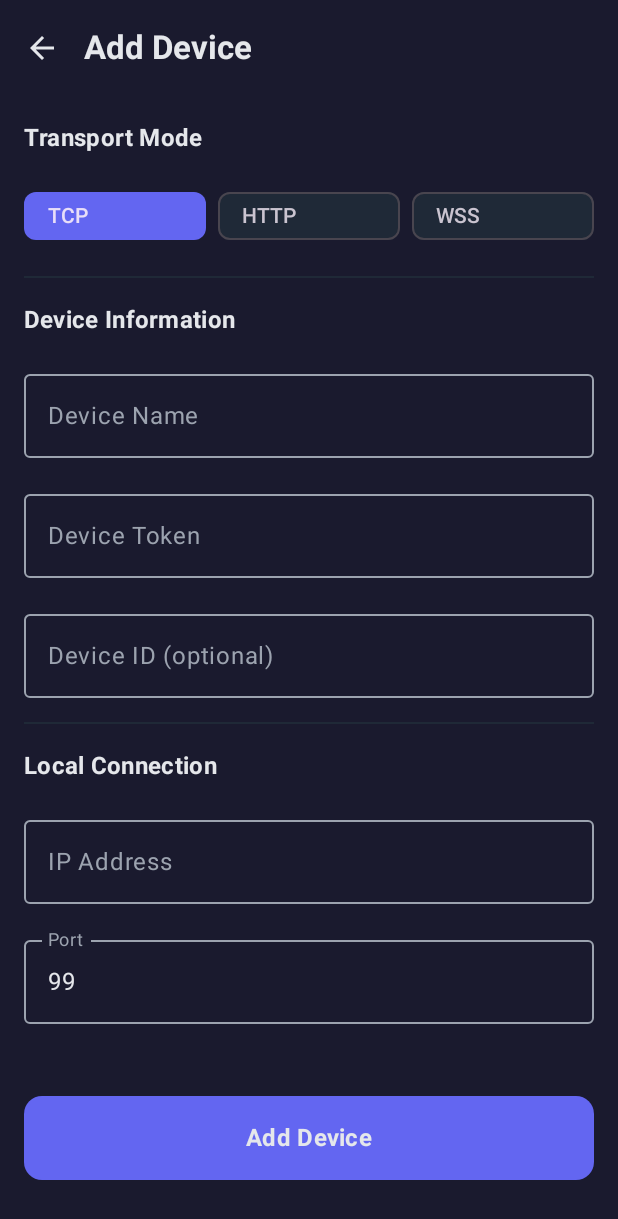
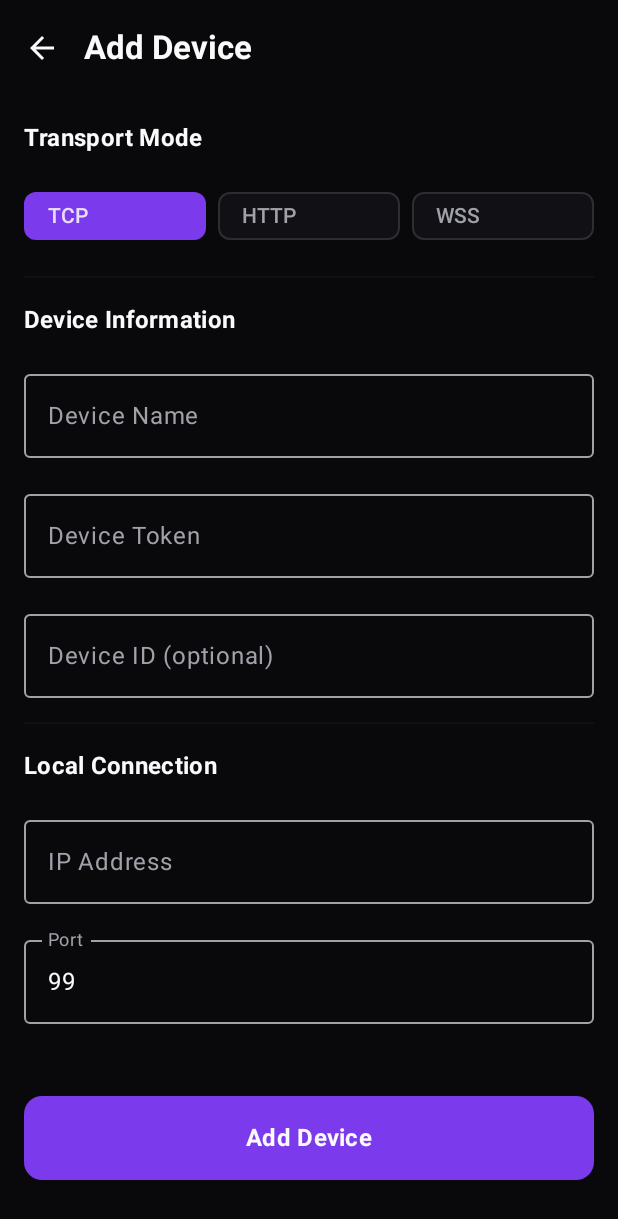
Before and after one commit to deadboizxc/wakelink, an Android app built with Jetpack Compose: the screen it shows after launch (MainActivity), after a tap on "Add Device", on a phone screen of 412 x 824 dp. Shown: the top 1219 px of the screen. Run offline under Robolectric (Android 15) with nearby library versions, the phone set to English and light mode, and no system bars.

Commit message:
feat(ui): unified dark theme across server, Android, and ESP
Server:
- fix(server): add action attributes to login/register forms

Android:
- feat(android): update color scheme to match server theme
- feat(android): add gradient accents, card borders, improved empty state

Firmware:
- feat(firmware): add web_assets.h with premium dark CSS
- refactor(firmware): rewrite web_server.cpp with modern responsive design

```diff
--- a/android/app/src/main/java/org/wakelink/android/ui/screens/HomeScreen.kt
+++ b/android/app/src/main/java/org/wakelink/android/ui/screens/HomeScreen.kt
@@ -1,6 +1,7 @@
 package org.wakelink.android.ui.screens
 
 import androidx.compose.foundation.background
+import androidx.compose.foundation.border
 import androidx.compose.foundation.clickable
 import androidx.compose.foundation.layout.*
 import androidx.compose.foundation.lazy.LazyColumn
@@ -15,6 +16,8 @@ import androidx.compose.runtime.*
 import androidx.compose.ui.Alignment
 import androidx.compose.ui.Modifier
 import androidx.compose.ui.draw.clip
+import androidx.compose.ui.graphics.Brush
+import androidx.compose.ui.graphics.Color
 import androidx.compose.ui.graphics.vector.ImageVector
 import androidx.compose.ui.text.font.FontWeight
 import androidx.compose.ui.unit.dp
@@ -24,6 +27,11 @@ import org.wakelink.android.ui.theme.*
 import org.wakelink.android.ui.viewmodel.CommandResultState
 import org.wakelink.android.ui.viewmodel.DeviceCommand
 import org.wakelink.android.ui.viewmodel.MainViewModel
+
+// Gradient brush matching server UI
+val AccentGradient = Brush.linearGradient(
+    colors = listOf(WakeLinkPrimary, WakeLinkSecondary, WakeLinkTertiary)
+)
 
 @OptIn(ExperimentalMaterial3Api::class)
 @Composable
@@ -44,21 +52,34 @@ fun HomeScreen(
         topBar = {
             TopAppBar(
                 title = {
+                    Row(verticalAlignment = Alignment.CenterVertically) {
                         Text(
-                        "WakeLink",
-                        fontWeight = FontWeight.Bold
+                            "Wake",
+                            fontWeight = FontWeight.ExtraBold,
+                            color = WakeLinkText
                         )
+                        Text(
+                            "Link",
+                            fontWeight = FontWeight.ExtraBold,
+                            color = WakeLinkPrimary
+                        )
+                    }
                 },
                 colors = TopAppBarDefaults.topAppBarColors(
                     containerColor = WakeLinkBackground,
                     titleContentColor = WakeLinkText
                 ),
                 actions = {
-                    IconButton(onClick = onNavigateToAddDevice) {
+                    FilledIconButton(
+                        onClick = onNavigateToAddDevice,
+                        colors = IconButtonDefaults.filledIconButtonColors(
+                            containerColor = WakeLinkPrimary.copy(alpha = 0.2f),
+                            contentColor = WakeLinkPrimary
+                        )
+                    ) {
                         Icon(
                             Icons.Default.Add,
-                            contentDescription = "Add Device",
-                            tint = WakeLinkPrimary
+                            contentDescription = "Add Device"
                         )
                     }
                 }
@@ -180,10 +201,23 @@ fun QuickActionsRow(
     Card(
         modifier = Modifier
             .fillMaxWidth()
-            .padding(16.dp),
+            .padding(16.dp)
+            .border(
+                width = 1.dp,
+                color = WakeLinkBorder,
+                shape = RoundedCornerShape(16.dp)
+            ),
         colors = CardDefaults.cardColors(containerColor = WakeLinkCard),
         shape = RoundedCornerShape(16.dp)
     ) {
+        // Top accent line
+        Box(
+            modifier = Modifier
+                .fillMaxWidth()
+                .height(2.dp)
+                .background(AccentGradient)
+        )
+
         Column(modifier = Modifier.padding(16.dp)) {
             Row(
                 modifier = Modifier.fillMaxWidth(),
@@ -484,7 +518,12 @@ fun CommandButton(
     Card(
         modifier = modifier
             .aspectRatio(1.2f)
-            .clickable(enabled = enabled, onClick = onClick),
+            .clickable(enabled = enabled, onClick = onClick)
+            .border(
+                width = 1.dp,
+                color = if (enabled) WakeLinkBorder else Color.Transparent,
+                shape = RoundedCornerShape(12.dp)
+            ),
         colors = CardDefaults.cardColors(
             containerColor = if (enabled) WakeLinkCard else WakeLinkCard.copy(alpha = 0.5f)
         ),
@@ -497,12 +536,22 @@ fun CommandButton(
             horizontalAlignment = Alignment.CenterHorizontally,
             verticalArrangement = Arrangement.Center
         ) {
+            Box(
+                modifier = Modifier
+                    .size(44.dp)
+                    .background(
+                        if (enabled) WakeLinkPrimary.copy(alpha = 0.15f) else WakeLinkCard,
+                        RoundedCornerShape(10.dp)
+                    ),
+                contentAlignment = Alignment.Center
+            ) {
                 Icon(
                     icon,
                     contentDescription = label,
                     tint = if (enabled) WakeLinkPrimary else WakeLinkTextSecondary,
-                modifier = Modifier.size(28.dp)
+                    modifier = Modifier.size(24.dp)
                 )
+            }
             Spacer(modifier = Modifier.height(8.dp))
             Text(
                 label,
@@ -522,31 +571,46 @@ fun EmptyState(onAddDevice: () -> Unit) {
         horizontalAlignment = Alignment.CenterHorizontally,
         verticalArrangement = Arrangement.Center
     ) {
+        Box(
+            modifier = Modifier
+                .size(100.dp)
+                .background(
+                    WakeLinkPrimary.copy(alpha = 0.1f),
+                    CircleShape
+                ),
+            contentAlignment = Alignment.Center
+        ) {
             Icon(
                 Icons.Default.DevicesOther,
                 contentDescription = null,
-            modifier = Modifier.size(80.dp),
-            tint = WakeLinkTextSecondary
+                modifier = Modifier.size(56.dp),
+                tint = WakeLinkPrimary
             )
-        Spacer(modifier = Modifier.height(16.dp))
+        }
+        Spacer(modifier = Modifier.height(24.dp))
         Text(
-            "No devices configured",
+            "No devices yet",
             style = MaterialTheme.typography.titleLarge,
+            fontWeight = FontWeight.Bold,
             color = WakeLinkText
         )
         Text(
-            "Add your first WakeLink device",
+            "Add your first WakeLink device to get started",
             style = MaterialTheme.typography.bodyMedium,
             color = WakeLinkTextSecondary
         )
-        Spacer(modifier = Modifier.height(24.dp))
+        Spacer(modifier = Modifier.height(32.dp))
         Button(
             onClick = onAddDevice,
-            colors = ButtonDefaults.buttonColors(containerColor = WakeLinkPrimary)
+            colors = ButtonDefaults.buttonColors(
+                containerColor = WakeLinkPrimary
+            ),
+            shape = RoundedCornerShape(12.dp),
+            contentPadding = PaddingValues(horizontal = 24.dp, vertical = 14.dp)
         ) {
             Icon(Icons.Default.Add, contentDescription = null)
             Spacer(modifier = Modifier.width(8.dp))
-            Text("Add Device")
+            Text("Add Device", fontWeight = FontWeight.SemiBold)
         }
     }
 }
--- a/android/app/src/main/java/org/wakelink/android/ui/theme/Color.kt
+++ b/android/app/src/main/java/org/wakelink/android/ui/theme/Color.kt
@@ -2,7 +2,7 @@ package org.wakelink.android.ui.theme
 
 import androidx.compose.ui.graphics.Color
 
-// Dark Theme Colors
+// Dark Theme Colors (legacy)
 val Purple80 = Color(0xFFD0BCFF)
 val PurpleGrey80 = Color(0xFFCCC2DC)
 val Pink80 = Color(0xFFEFB8C8)
@@ -11,20 +11,33 @@ val Purple40 = Color(0xFF6650a4)
 val PurpleGrey40 = Color(0xFF625b71)
 val Pink40 = Color(0xFF7D5260)
 
-// WakeLink Brand Colors
-val WakeLinkPrimary = Color(0xFF6366F1)
-val WakeLinkSecondary = Color(0xFF8B5CF6)
-val WakeLinkBackground = Color(0xFF1A1A2E)
-val WakeLinkSurface = Color(0xFF16213E)
-val WakeLinkCard = Color(0xFF1F2937)
-val WakeLinkText = Color(0xFFE5E7EB)
-val WakeLinkTextSecondary = Color(0xFF9CA3AF)
+// WakeLink Brand Colors - matches server UI exactly
+val WakeLinkPrimary = Color(0xFF7C3AED)      // --accent-1
+val WakeLinkSecondary = Color(0xFFA855F7)    // --accent-2
+val WakeLinkTertiary = Color(0xFFC084FC)     // --accent-3
+val WakeLinkBackground = Color(0xFF09090B)   // --bg-primary
+val WakeLinkSurface = Color(0xFF0C0C0F)      // --bg-secondary
+val WakeLinkCard = Color(0xFF111115)         // --bg-card rgba(17,17,21)
+val WakeLinkCardHover = Color(0xFF191920)    // --bg-card-hover
+val WakeLinkGlass = Color(0x05FFFFFF)        // --bg-glass
+val WakeLinkInput = Color(0x0AFFFFFF)        // --bg-input
+val WakeLinkText = Color(0xFFFAFAFA)         // --text-primary
+val WakeLinkTextSecondary = Color(0xFFA1A1AA) // --text-secondary
+val WakeLinkTextMuted = Color(0xFF71717A)    // --text-muted
+val WakeLinkBorder = Color(0x0FFFFFFF)       // --border-color
+val WakeLinkBorderHover = Color(0x1FFFFFFF)  // --border-hover
 
-// Status Colors
-val StatusOnline = Color(0xFF22C55E)
-val StatusOffline = Color(0xFFEF4444)
-val StatusPending = Color(0xFFF59E0B)
-val StatusSuccess = Color(0xFF10B981)
+// Status Colors - matches server UI
+val StatusOnline = Color(0xFF22C55E)         // --success
+val StatusOffline = Color(0xFFEF4444)        // --error
+val StatusPending = Color(0xFFEAB308)        // --warning
+val StatusSuccess = Color(0xFF22C55E)
 val StatusError = Color(0xFFEF4444)
-val WakeLinkSuccess = Color(0xFF10B981)
+val WakeLinkSuccess = Color(0xFF22C55E)
 val WakeLinkError = Color(0xFFEF4444)
+val WakeLinkWarning = Color(0xFFEAB308)
+
+// Glow colors for effects
+val WakeLinkAccentGlow = Color(0x667C3AED)   // --accent-glow
+val WakeLinkSuccessGlow = Color(0x6622C55E)  // --success-glow
+val WakeLinkErrorGlow = Color(0x66EF4444)    // --error-glow
--- a/android/app/src/main/java/org/wakelink/android/ui/theme/Theme.kt
+++ b/android/app/src/main/java/org/wakelink/android/ui/theme/Theme.kt
@@ -13,13 +13,20 @@ import androidx.core.view.WindowCompat
 private val DarkColorScheme = darkColorScheme(
     primary = WakeLinkPrimary,
     secondary = WakeLinkSecondary,
+    tertiary = WakeLinkTertiary,
     background = WakeLinkBackground,
     surface = WakeLinkSurface,
+    surfaceVariant = WakeLinkCard,
     onPrimary = WakeLinkText,
     onSecondary = WakeLinkText,
+    onTertiary = WakeLinkText,
     onBackground = WakeLinkText,
     onSurface = WakeLinkText,
-    surfaceVariant = WakeLinkCard
+    onSurfaceVariant = WakeLinkTextSecondary,
+    outline = WakeLinkBorder,
+    outlineVariant = WakeLinkBorderHover,
+    error = WakeLinkError,
+    onError = WakeLinkText
 )
 
 @Composable
```
Also changed, not shown: 5 other files. Lines whose indentation alone changed are shown as unchanged.
